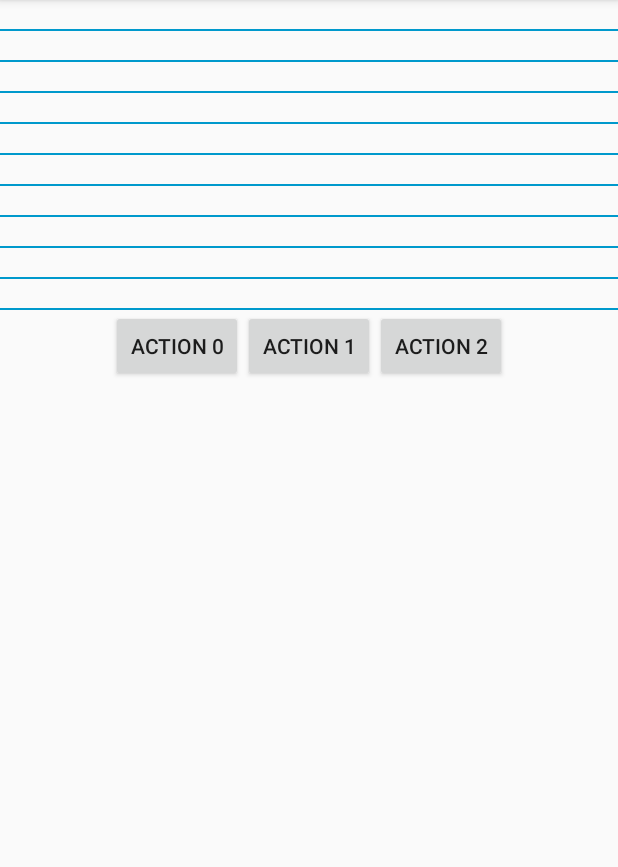
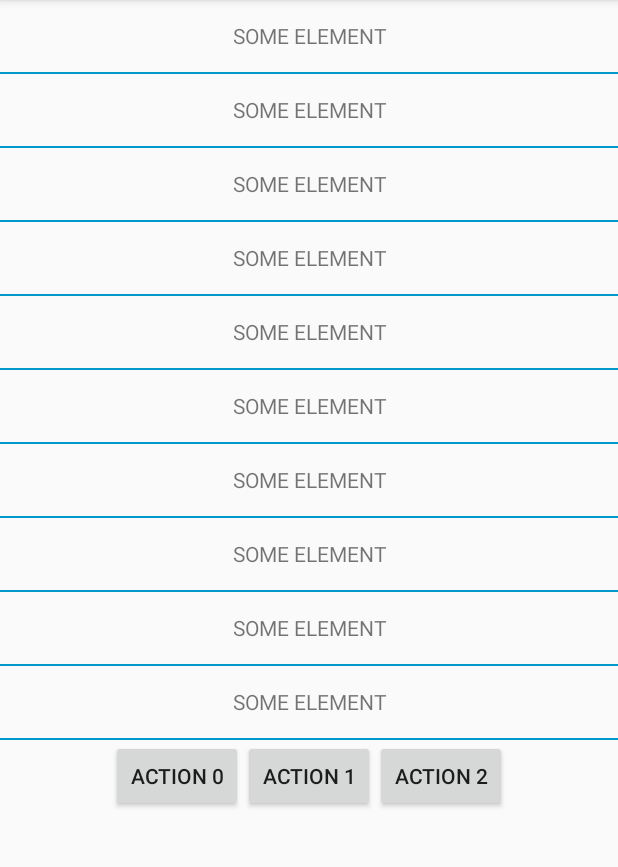
Before and after one commit to rmuhamed/ActionFooterView, an Android app: the screen it shows after launch (MainActivity), on a phone screen of 412 x 824 dp, the part 84-951 px from its top. Run offline under Robolectric (Android 15) with nearby library versions, the phone set to English and light mode, and no system bars; our stand-ins replace ButterKnife.

```diff
--- a/app/src/main/java/com/rmuhamed/actionfooterview/adapters/MockViewHolder.java
+++ b/app/src/main/java/com/rmuhamed/actionfooterview/adapters/MockViewHolder.java
@@ -19,6 +19,6 @@ public class MockViewHolder extends RecyclerView.ViewHolder {
     public MockViewHolder(View itemView) {
         super(itemView);
 
-        ButterKnife.bind(itemView);
+        ButterKnife.bind(this, itemView);
     }
 }
--- a/app/src/main/res/layout/recycler_item.xml
+++ b/app/src/main/res/layout/recycler_item.xml
@@ -3,13 +3,13 @@
     xmlns:android="http://schemas.android.com/apk/res/android"
     xmlns:tools="http://schemas.android.com/tools"
     android:layout_width="match_parent"
-    android:layout_height="48dp"
+    android:layout_height="wrap_content"
     android:orientation="vertical">
 
     <TextView
         android:id="@+id/item_label"
         android:layout_width="match_parent"
-        android:layout_height="match_parent"
+        android:layout_height="48dp"
         android:gravity="center"
         tools:text="Element text"/>
 
```
